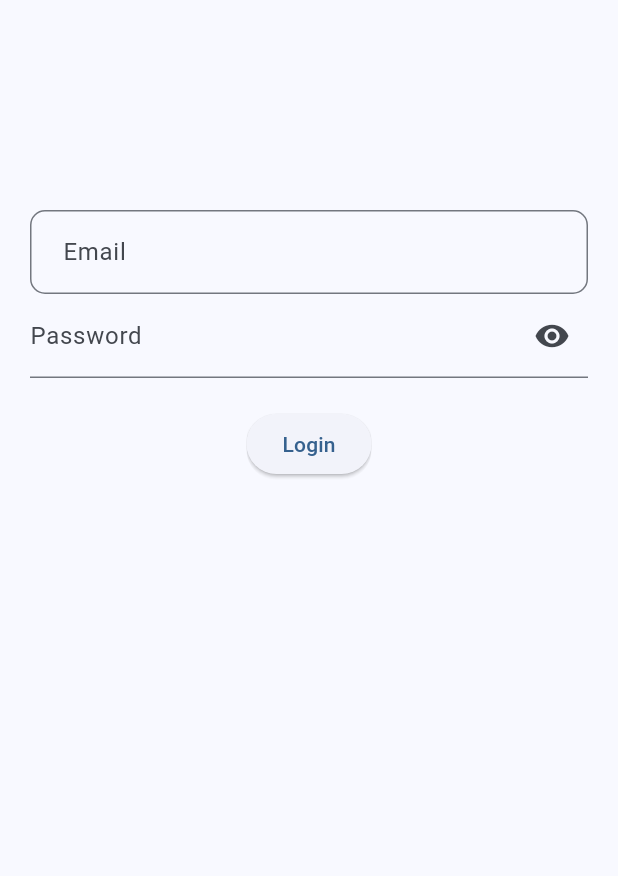
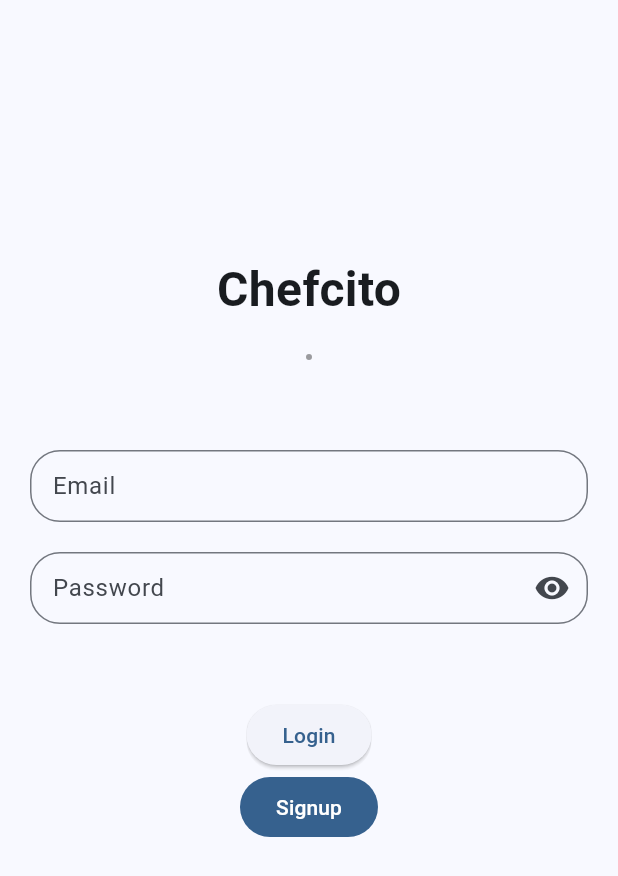
Before and after one commit to UN-Chefcito/front, a Flutter app: the screen it shows after launch, on a phone screen of 412 x 824 dp. Shown: the top 876 px of the screen. Run offline on Flutter 3.47's test engine with Material 2 defaults, Android fonts, the light colour scheme and no system bars; Roboto replaces fonts that are missing (Montserrat).

Commit message:
I guess login view is done

```diff
--- a/lib/pages/login.dart
+++ b/lib/pages/login.dart
@@ -21,14 +21,37 @@ class LoginPage extends StatelessWidget {
       body: SingleChildScrollView(
         padding: const EdgeInsets.all(20),
         child: Column(children: [
-          const SizedBox(height: 100),
-          Image(
-              image: const AssetImage(ImageAssets.chefcitoLogo),
-              width: (maxWidth - 800)),
+          const SizedBox(height: 150),
+          const Text(
+            'Chefcito',
+            style: TextStyle(
+              fontFamily: 'Montserrat',
+              fontSize: 32,
+              fontWeight: FontWeight.bold,
+            ),
+          ),
+          const SizedBox(height: 20),
+          Container(
+            decoration: BoxDecoration(
+              borderRadius: BorderRadius.circular(22),
+              border: Border.all(
+                color: Colors.black38,
+                width: 2,
+              ),
+            ),
+            child: ClipRRect(
+              borderRadius: BorderRadius.circular(20),
+              child: Image(
+                image: const AssetImage(ImageAssets.chefcitoLogo),
+                width: (maxWidth - 930),
+              ),
+            ),
+          ),
+          const SizedBox(height: 20),
           Form(
               child: Column(
             children: [
-              const SizedBox  (height: 20),
+              const SizedBox(height: 20),
               GenericFormField(
                 hintText: 'Email',
                 labelText: 'Email',
@@ -60,10 +83,17 @@ class LoginPage extends StatelessWidget {
               //   },
               // ),
               const PasswordFormField(),
-              const SizedBox(height: 20),
-              RoundedButton(innerText: "Login", trigger: () {})
+              const SizedBox(height: 50),
+              RoundedButton(innerText: "Login", trigger: () {}),
+              ClipRRect(
+                borderRadius: BorderRadius.circular(20),
+                child: FilledButton(
+                  onPressed: () {},
+                  child: const Text("Signup"),
+                ),
+              )
             ],
-          ))
+          )),
         ]),
       ),
     );
--- a/lib/resources/generic_form_field.dart
+++ b/lib/resources/generic_form_field.dart
@@ -18,17 +18,33 @@ class GenericFormField extends StatelessWidget {
 
   @override
   Widget build(BuildContext context) {
-    return TextFormField(
-      obscureText: obscureText,
-      decoration: InputDecoration(
+    return Column(children: [
+      const SizedBox(
+        height: 20,
+      ),
+      TextFormField(
+        obscureText: obscureText,
+        decoration: InputDecoration(
           hintText: hintText,
           labelText: labelText,
           suffixIcon: suffixIcon,
+          contentPadding:
+              const EdgeInsets.symmetric(vertical: 10, horizontal: 5),
           border: OutlineInputBorder(
-            borderRadius: BorderRadius.circular(10),
+            borderRadius: BorderRadius.circular(20),
             gapPadding: 10,
-          )),
-      validator: validator,
-    );
+            borderSide: BorderSide(color: Colors.grey.shade400),
+            // Add the color property to set the background color of the TextFormField
+            // to white
+            // You can change the color to any color you want
+            // For example, Colors.blue, Colors.red, etc.
+            // If you want to set a transparent background, you can use Colors.transparent
+            // instead of Colors.white
+            //color: Colors.white,
+          ),
+        ),
+        validator: validator,
+      )
+    ]);
   }
 }
--- a/lib/resources/password_formfield.dart
+++ b/lib/resources/password_formfield.dart
@@ -12,11 +12,22 @@ class _PasswordFormFieldState extends State<PasswordFormField> {
 
   @override
   Widget build(BuildContext context) {
-    return TextFormField(
+    return Column(
+      children: [
+        const SizedBox(
+          height: 20,
+        ),
+        TextFormField(
           obscureText: _obscureText,
           decoration: InputDecoration(
             hintText: 'Password',
             labelText: 'Password',
+            border: OutlineInputBorder(
+              borderRadius: BorderRadius.circular(20),
+              gapPadding: 10,
+            ),
+            contentPadding:
+                const EdgeInsets.symmetric(vertical: 10, horizontal: 5),
             suffixIcon: IconButton(
               icon: Icon(
                 _obscureText ? Icons.visibility : Icons.visibility_off,
@@ -34,6 +45,8 @@ class _PasswordFormFieldState extends State<PasswordFormField> {
             }
             return null;
           },
+        ),
+      ],
     );
   }
 }
```
Also changed, not shown: lib/resources/generic_form_field_map.dart (added, +75 -0 lines). Lines whose indentation alone changed are shown as unchanged.
